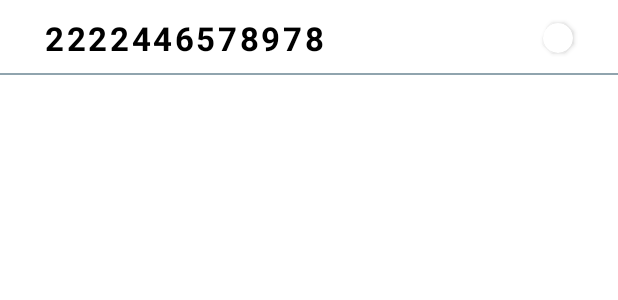
After one commit to gauravmandall/GameStockz, an Android app: the layout item_game_section_result.xml on its own in the app's theme, with its tools: preview values and no code run, on a phone screen of 412 x 824 dp. The commit adds this screen. Shown: the top 300 px of the screen. Run offline under Robolectric (Android 15) with nearby library versions, the phone set to English and light mode, and no system bars; Roboto replaces fonts that are not available here.

Commit message:
initial commit

```diff
--- /dev/null
+++ b/app/src/main/res/drawable/ic_circle.xml
@@ -0,0 +1,5 @@
+<vector android:autoMirrored="true" android:height="24dp"
+    android:tint="?attr/colorControlNormal" android:viewportHeight="24"
+    android:viewportWidth="24" android:width="24dp" xmlns:android="http://schemas.android.com/apk/res/android">
+    <path android:fillColor="@android:color/white" android:pathData="M12,2C6.47,2 2,6.47 2,12s4.47,10 10,10 10,-4.47 10,-10S17.53,2 12,2z"/>
+</vector>
--- a/app/src/main/res/layout/item.xml
+++ b/app/src/main/res/layout/item.xml
@@ -9,8 +9,7 @@
 
     <androidx.constraintlayout.widget.ConstraintLayout
         android:layout_width="match_parent"
-        android:layout_height="match_parent"
-        android:layout_marginBottom="10dp">
+        android:layout_height="match_parent">
 
 <!--
                 <ImageView
--- /dev/null
+++ b/app/src/main/res/layout/item_game_section_result.xml
@@ -0,0 +1,49 @@
+<?xml version="1.0" encoding="utf-8"?>
+<androidx.constraintlayout.widget.ConstraintLayout xmlns:android="http://schemas.android.com/apk/res/android"
+    android:layout_width="match_parent"
+    android:layout_height="50dp"
+    android:background="@color/white"
+    xmlns:app="http://schemas.android.com/apk/res-auto">
+
+    <TextView
+        android:id="@+id/gameId"
+        android:layout_width="wrap_content"
+        android:layout_height="wrap_content"
+        android:layout_marginStart="30dp"
+        android:text="2222446578978"
+        android:textSize="22sp"
+        android:letterSpacing="0.08"
+        android:textStyle="bold"
+        android:textAllCaps="true"
+        android:textColor="@color/black"
+        app:layout_constraintBottom_toBottomOf="parent"
+        app:layout_constraintEnd_toEndOf="parent"
+        app:layout_constraintHorizontal_bias="0"
+        app:layout_constraintStart_toStartOf="parent"
+        app:layout_constraintTop_toTopOf="parent"
+        app:layout_constraintVertical_bias=".5" />
+
+    <TextView
+        android:layout_width="match_parent"
+        android:layout_height="1dp"
+        android:background="@color/blue_grey_300"
+        app:layout_constraintBottom_toBottomOf="parent"
+        app:layout_constraintEnd_toEndOf="parent"
+        app:layout_constraintStart_toStartOf="parent"
+        app:layout_constraintTop_toBottomOf="@+id/gameId"
+        app:layout_constraintVertical_bias="1" />
+
+    <androidx.cardview.widget.CardView
+        android:id="@+id/result"
+        android:layout_width="20dp"
+        android:layout_height="20dp"
+        app:cardCornerRadius="20dp"
+        app:layout_constraintVertical_bias=".5"
+        app:layout_constraintHorizontal_bias="1"
+        android:layout_marginEnd="30dp"
+        app:layout_constraintBottom_toBottomOf="parent"
+        app:layout_constraintEnd_toEndOf="parent"
+        app:layout_constraintStart_toEndOf="@+id/gameId"
+        app:layout_constraintTop_toTopOf="parent" />
+
+</androidx.constraintlayout.widget.ConstraintLayout>
```
Also changed, not shown: app/src/main/java/com/gamestockz/Adapters/ResultAdapter.java (added, +73 -0 lines), app/src/main/java/com/gamestockz/Fragments/GameSectionFragment.java (+103 -60 lines), app/src/main/java/com/gamestockz/Fragments/WithdrawRequestsFragment.java (+9 -20 lines), app/src/main/java/com/gamestockz/data/modals/GameSectionResult.java (added, +28 -0 lines), app/src/main/res/layout/fragment_game_section.xml (+53 -0 lines).
